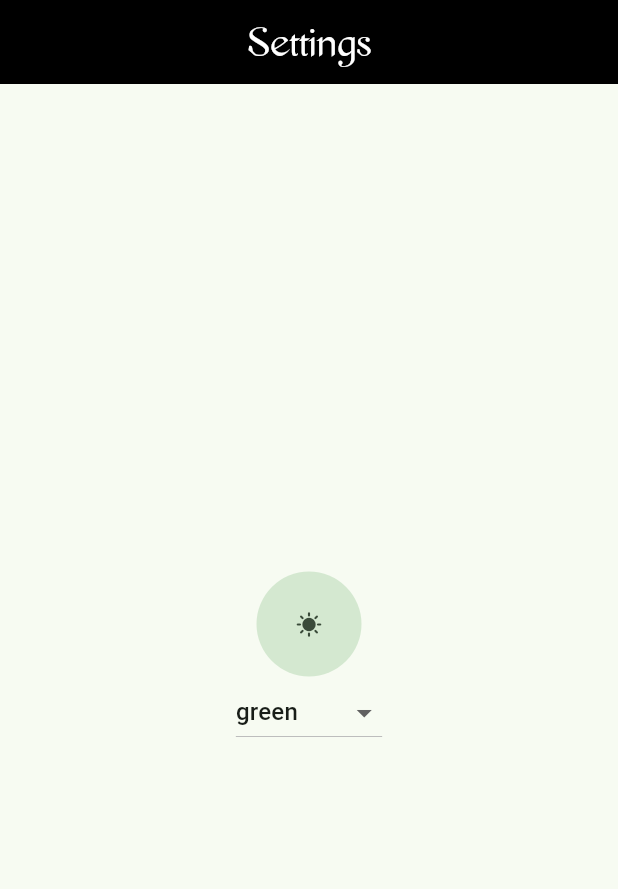
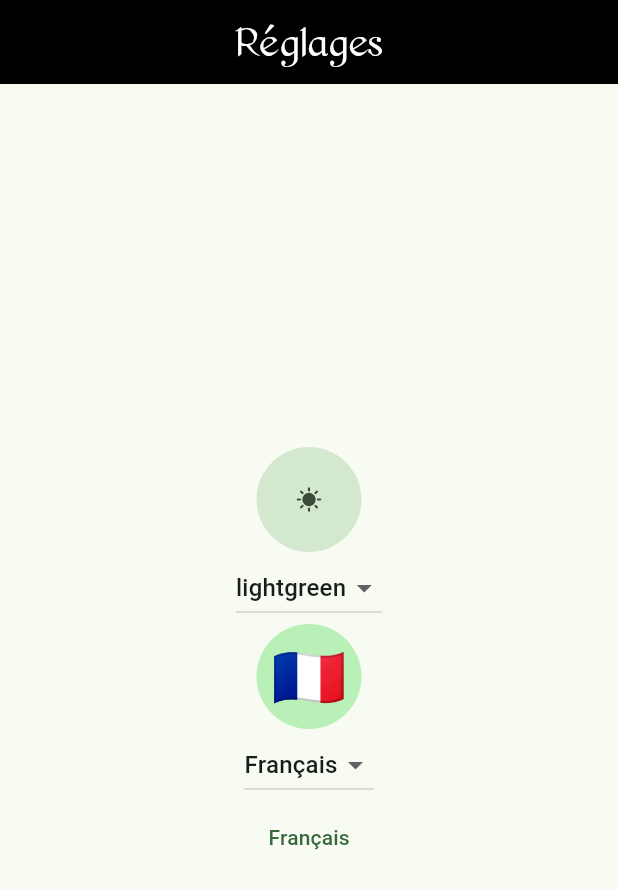
Before and after one commit to ChreSyr/iratus-flutter, a Flutter app: the SettingsPage screen opened directly, after a tap on the "nightlight" icon, on a phone screen of 412 x 824 dp. Shown: the top 889 px of the screen. Run offline on Flutter 3.47's test engine with Material 2 defaults, Android fonts, the phone set to English and light mode, and no system bars; generated files the repository leaves out were written again.

Commit message:
Added language support

```diff
--- /dev/null
+++ b/l10n.yaml
@@ -0,0 +1,3 @@
+arb-dir: lib/l10n
+template-arb-file: app_en.arb
+output-localization-file: app_localizations.dart
--- a/lib/game/widgets.dart
+++ b/lib/game/widgets.dart
@@ -1,5 +1,6 @@
 import 'package:flutter/material.dart';
 import 'package:iratus/game/board.dart';
+import 'package:flutter_gen/gen_l10n/app_localizations.dart';
 
 class BoardWidget extends StatefulWidget {
   final Board board;
@@ -44,13 +45,13 @@ class _GameResultWidgetState extends State<GameResultWidget> {
           FilledButton.tonalIcon(
             onPressed: () => {},
             icon: const Icon(Icons.emoji_people),
-            label: const Text('Play with a local friend'),
+            label: Text(AppLocalizations.of(context)!.play_locally),
           ),
           const SizedBox(height: 10),
           FilledButton.tonalIcon(
             onPressed: () => {},
             icon: const Icon(Icons.smart_toy_outlined),
-            label: const Text('Play with a dumb AI'),
+            label: Text(AppLocalizations.of(context)!.play_ai),
           ),
         ],
       ),
--- /dev/null
+++ b/lib/l10n/app_fr.arb
@@ -0,0 +1,9 @@
+{
+  "language": "Français",
+  "learn": "Apprendre",
+  "play": "Jouer",
+  "settings": "Réglages",
+  "learn_center": "Centre d'apprentissage",
+  "play_locally": "Jouer localement",
+  "play_ai": "Défier une IA"
+}
--- /dev/null
+++ b/lib/l10n/l10n.dart
@@ -0,0 +1,28 @@
+import 'package:flutter/widgets.dart';
+
+class L10n {
+  // languages codes : https://www.loc.gov/standards/iso639-2/php/code_list.php
+
+  static final all = [
+    const Locale('en'),
+    const Locale('fr'),
+  ];
+
+  static final Map allInDict = {
+    'en': all[0],
+    'fr': all[1],
+  };
+
+  static Locale langAtLaunch = allInDict['fr'];
+
+  static String getFlag(String code) {
+    switch (code) {
+      case 'en':
+        return '🇬🇧';
+      case 'fr':
+        return '🇫🇷';
+      default:
+        return '🐛'; // bug
+    }
+  }
+}
--- /dev/null
+++ b/lib/language_widget.dart
@@ -0,0 +1,17 @@
+import 'package:flutter/material.dart';
+import 'package:iratus/l10n/l10n.dart';
+
+class LanguageWidget extends StatelessWidget {
+  @override
+  Widget build(BuildContext context) {
+    final locale = Localizations.localeOf(context);
+    final flag = L10n.getFlag(locale.languageCode);
+
+    return Center(
+      child: CircleAvatar(
+        radius: 35,
+        child: Text(flag, style: TextStyle(fontSize: 40)),
+      ),
+    );
+  }
+}
--- a/lib/learn_page.dart
+++ b/lib/learn_page.dart
@@ -1,4 +1,5 @@
 import 'package:flutter/material.dart';
+import 'package:flutter_gen/gen_l10n/app_localizations.dart';
 
 class LearnPage extends StatefulWidget {
   const LearnPage({super.key});
@@ -26,9 +27,9 @@ class _LearnPageState extends State<LearnPage> {
     return Scaffold(
       appBar: AppBar(
         backgroundColor: Theme.of(context).colorScheme.shadow,
-        title: const Center(
-            child: Text('Learning center',
-                style: TextStyle(
+        title: Center(
+            child: Text(AppLocalizations.of(context)!.learn_center,
+                style: const TextStyle(
                   fontFamily: 'PierceRoman',
                   fontSize: 30,
                   color: Colors.white,
--- a/lib/main.dart
+++ b/lib/main.dart
@@ -1,15 +1,26 @@
 import 'package:flutter/material.dart';
+import 'package:flutter_localizations/flutter_localizations.dart';
 import 'package:iratus/custom_icons.dart';
+import 'package:iratus/l10n/l10n.dart';
+import 'package:flutter_gen/gen_l10n/app_localizations.dart';
 import 'package:iratus/learn_page.dart';
 import 'package:iratus/play_page.dart';
+import 'package:iratus/provider/language.dart';
 import 'package:iratus/settings_page.dart';
-import 'package:iratus/theme.dart';
+import 'package:iratus/provider/theme.dart';
 import 'package:provider/provider.dart';
 
 void main() {
   runApp(
-    ChangeNotifierProvider(
-      create: (context) => ThemeProvider(),
+    MultiProvider(
+      providers: [
+        ChangeNotifierProvider<ThemeProvider>(
+          create: (_) => ThemeProvider(),
+        ),
+        ChangeNotifierProvider<LocaleProvider>(
+          create: (_) => LocaleProvider(),
+        ),
+      ],
       child: const IratusApp(),
     ),
   );
@@ -36,7 +47,7 @@ class _IratusAppState extends State<IratusApp> {
     });
   }
 
-// When the user selects a button from the bottom navigation bar
+  // When the user selects a button from the bottom navigation bar
   void setCurrentPageIndex(int index) {
     setState(() {
       _currentPageIndex = index;
@@ -48,12 +59,23 @@ class _IratusAppState extends State<IratusApp> {
     });
   }
 
+  // Language
+  AppLocalizations currentLanguage = lookupAppLocalizations(L10n.langAtLaunch);
+
   @override
   Widget build(BuildContext context) {
     return MaterialApp(
       title: 'Iratus',
       theme: Provider.of<ThemeProvider>(context).themeData,
       debugShowCheckedModeBanner: false,
+      supportedLocales: L10n.all,
+      localizationsDelegates: const [
+        AppLocalizations.delegate,
+        GlobalMaterialLocalizations.delegate,
+        GlobalCupertinoLocalizations.delegate,
+        GlobalWidgetsLocalizations.delegate,
+      ],
+      locale: Provider.of<LocaleProvider>(context).locale,
       home: Scaffold(
         body: PageView(
           controller: pageController,
@@ -66,18 +88,18 @@ class _IratusAppState extends State<IratusApp> {
         ),
         bottomNavigationBar: BottomNavigationBar(
           currentIndex: _currentPageIndex,
-          items: const <BottomNavigationBarItem>[
+          items: <BottomNavigationBarItem>[
             BottomNavigationBarItem(
-              icon: Icon(Icons.school),
-              label: 'Learn',
+              icon: const Icon(Icons.school),
+              label: currentLanguage.learn,
             ),
             BottomNavigationBarItem(
-              icon: Icon(CustomIcons.iratus),
-              label: 'Play',
+              icon: const Icon(CustomIcons.iratus),
+              label: currentLanguage.play,
             ),
             BottomNavigationBarItem(
-              icon: Icon(Icons.settings),
-              label: 'Settings',
+              icon: const Icon(Icons.settings),
+              label: currentLanguage.settings,
             ),
           ],
           onTap: setCurrentPageIndex,
--- /dev/null
+++ b/lib/provider/language.dart
@@ -0,0 +1,19 @@
+import 'package:flutter/material.dart';
+import 'package:iratus/l10n/l10n.dart';
+
+class LocaleProvider extends ChangeNotifier {
+  late Locale _locale = L10n.langAtLaunch;
+  Locale get locale => _locale;
+
+  void setLocale(Locale locale) {
+    if (!L10n.all.contains(locale)) return;
+
+    _locale = locale;
+    notifyListeners();
+  }
+
+  // void clearLocale() {
+  //   _locale = null;
+  //   notifyListeners();
+  // }
+}
--- a/lib/theme.dart
+++ b/lib/provider/theme.dart
@@ -14,12 +14,15 @@ class ThemeProvider extends ChangeNotifier {
   };
   Map get availibleSeeds => _availibleSeeds;
 
-  static Color _seed = _availibleSeeds['lightgreen'];
+  static String _seedName = 'lightgreen';
+  String get seedName => _seedName;
+  static Color _seed = _availibleSeeds[_seedName];
   static ColorScheme _colorScheme = ColorScheme.fromSeed(seedColor: _seed);
   static Color _seedSecondary = _colorScheme.secondaryContainer;
 
-  void updateSeed(String newColor) {
-    _seed = _availibleSeeds[newColor];
+  void updateSeed(String seedName) {
+    _seedName = seedName;
+    _seed = _availibleSeeds[seedName];
     _updateTheme();
   }
 
--- a/lib/settings_page.dart
+++ b/lib/settings_page.dart
@@ -1,6 +1,10 @@
 import 'package:flutter/material.dart';
-import 'package:iratus/theme.dart';
+import 'package:iratus/l10n/l10n.dart';
+import 'package:iratus/language_widget.dart';
+import 'package:iratus/provider/language.dart';
+import 'package:iratus/provider/theme.dart';
 import 'package:provider/provider.dart';
+import 'package:flutter_gen/gen_l10n/app_localizations.dart';
 
 class SettingsPage extends StatefulWidget {
   const SettingsPage({super.key});
@@ -10,14 +14,15 @@ class SettingsPage extends StatefulWidget {
 }
 
 class _SettingsPageState extends State<SettingsPage> {
-  String _selectColor = 'green';
+  String? _selectColor;
+  String? _selectLanguage;
 
   @override
   Widget build(BuildContext context) {
     // Theme
     final themeProvider = Provider.of<ThemeProvider>(context);
-
-    List<DropdownMenuItem<String>> generateDropdownItems() {
+    _selectColor = themeProvider.seedName;
+    List<DropdownMenuItem<String>> generateSeedDropdownItems() {
       List<DropdownMenuItem<String>> items = [];
 
       themeProvider.availibleSeeds.forEach((key, value) {
@@ -27,15 +32,30 @@ class _SettingsPageState extends State<SettingsPage> {
       return items;
     }
 
+    // Language
+    final localeProvider = Provider.of<LocaleProvider>(context);
+    _selectLanguage = localeProvider.locale.languageCode;
+    List<DropdownMenuItem<String>> generateLanguageDropdownItems() {
+      List<DropdownMenuItem<String>> items = [];
+
+      for (var value in AppLocalizations.supportedLocales) {
+        items.add(DropdownMenuItem(
+            value: value.languageCode,
+            child: Text(lookupAppLocalizations(value).language)));
+      }
+
+      return items;
+    }
+
     return Scaffold(
       appBar: AppBar(
         backgroundColor: Theme.of(context).colorScheme.shadow,
-        title: const Center(
-            child: Text(
-          'Settings',
-          style: TextStyle(
-              fontFamily: 'PierceRoman', fontSize: 30, color: Colors.white),
-        )),
+        title: Center(
+            child: Text(AppLocalizations.of(context)!.settings,
+                style: const TextStyle(
+                    fontFamily: 'PierceRoman',
+                    fontSize: 30,
+                    color: Colors.white))),
       ),
       body: Center(
         child: Column(
@@ -55,13 +75,7 @@ class _SettingsPageState extends State<SettingsPage> {
               ),
             ),
             DropdownButton(
-                // items: const [
-                //   DropdownMenuItem(value: 'green', child: Text('Green')),
-                //   DropdownMenuItem(value: 'blue', child: Text('Blue')),
-                //   DropdownMenuItem(value: 'pink', child: Text('Pink')),
-                //   DropdownMenuItem(value: 'yellow', child: Text('Yellow')),
-                // ],
-                items: generateDropdownItems(),
+                items: generateSeedDropdownItems(),
                 value: _selectColor,
                 onChanged: (String? selectedValue) {
                   if (selectedValue is String) {
@@ -71,6 +85,23 @@ class _SettingsPageState extends State<SettingsPage> {
                     });
                   }
                 }),
+            LanguageWidget(),
+            DropdownButton(
+                items: generateLanguageDropdownItems(),
+                value: _selectLanguage,
+                onChanged: (String? selectedValue) {
+                  if (selectedValue is String) {
+                    setState(() {
+                      _selectLanguage = selectedValue;
+                      localeProvider.setLocale(L10n.allInDict[selectedValue]);
+                      // themeProvider.updateSeed(selectedValue);
+                    });
+                  }
+                }),
+            TextButton(
+              onPressed: () {},
+              child: Text(AppLocalizations.of(context)!.language),
+            )
           ],
         ),
       ),
--- a/pubspec.yaml
+++ b/pubspec.yaml
@@ -31,6 +31,9 @@ dependencies:
   flutter:
     sdk: flutter
   provider: ^6.0.5
+  flutter_localizations:
+    sdk: flutter
+  intl: ^0.18.1
 
   # The following adds the Cupertino Icons font to your application.
   # Use with the CupertinoIcons class for iOS style icons.
@@ -56,6 +59,7 @@ flutter:
   # included with your application, so that you can use the icons in
   # the material Icons class.
   uses-material-design: true
+  generate: true
 
   fonts:
     - family: CustomIcons
```
Also changed, not shown: lib/l10n/app_en.arb (added, +12 -0 lines), lib/provider/multi.dart (added), pubspec.lock.
